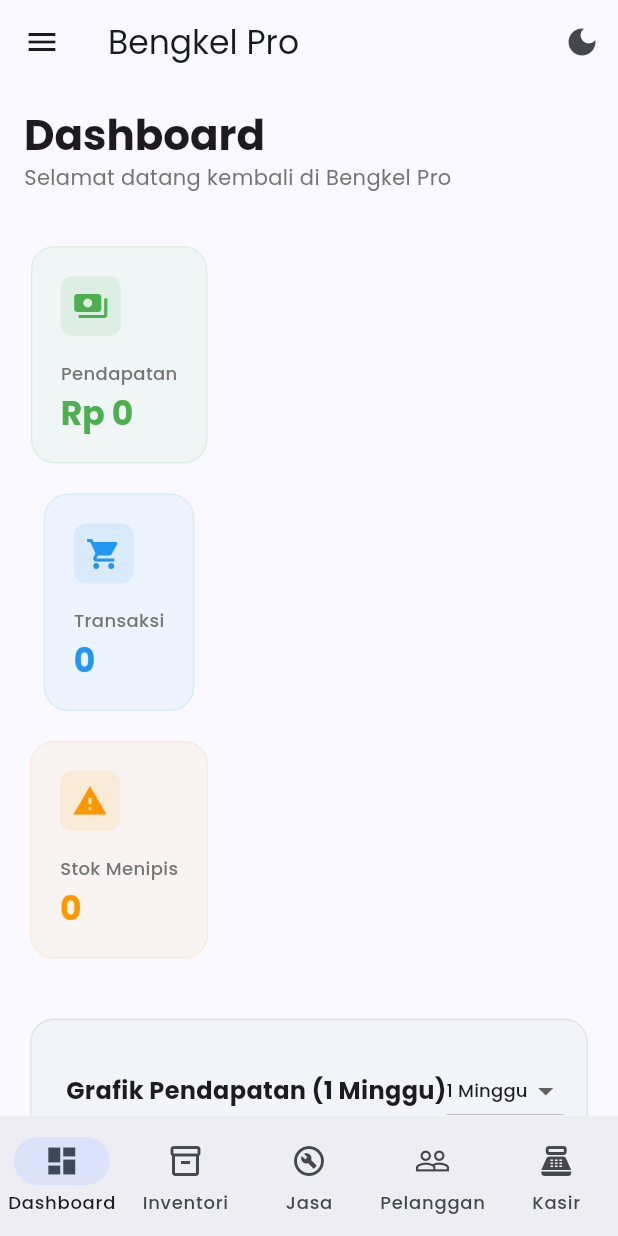
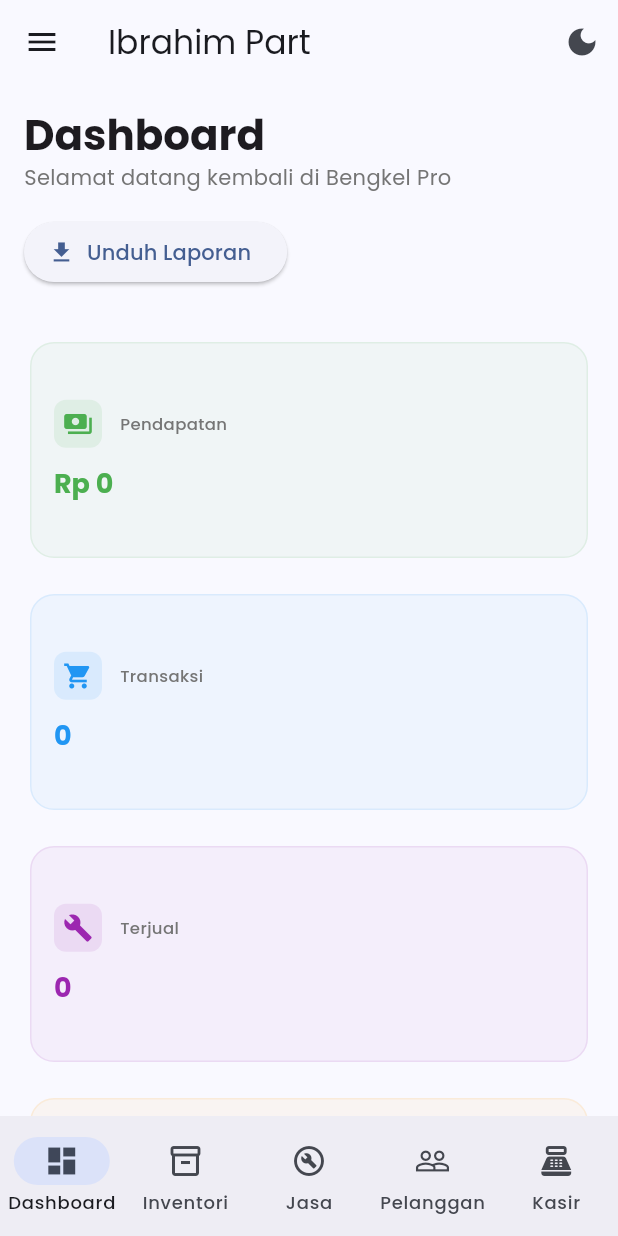
Before and after one commit to mountalgoid/kasirmotor, a Flutter app: the screen it shows after launch, on a phone screen of 412 x 824 dp. Run offline on Flutter 3.47's test engine with Material 3 defaults, Android fonts, the phone set to English and light mode, and no system bars; our stand-ins replace fl_chart, google_fonts, image_picker, pdf, printing, shared_preferences; accounts and stored records are empty.

Commit message:
Fix responsive layout and unify "Ibrahim Part" branding
- Redesigned `DashboardHome` with adaptive grid and `Wrap` header for better orientation support.
- Fixed text clipping in stat cards using `FittedBox` and dynamic sizing.
- Unified application name to "Ibrahim Part" across AppBars, Drawers, and Page titles.
- Enabled "Download Report" button on mobile view.
- Ensured cart item controls are robust and reactive across orientations.
- Refined splash screen and main application title.

Co-authored-by: mountalgoid <255327229+mountalgoid@users.noreply.github.com>

```diff
--- a/lib/main.dart
+++ b/lib/main.dart
@@ -24,7 +24,7 @@ class BengkelProApp extends StatelessWidget {
       child: Consumer<ThemeProvider>(
         builder: (context, themeProvider, child) {
           return MaterialApp(
-            title: 'Bengkel Pro',
+            title: 'Ibrahim Part',
             debugShowCheckedModeBanner: false,
             themeMode: themeProvider.themeMode,
             theme: ThemeData(
--- a/lib/pages/cashier_page.dart
+++ b/lib/pages/cashier_page.dart
@@ -44,7 +44,7 @@ class _CashierPageState extends State<CashierPage> {
 
     return Scaffold(
       appBar: isMobile ? null : AppBar(
-        title: const Text('Kasir Bengkel'),
+        title: const Text('Kasir Ibrahim Part'),
         actions: [
           IconButton(icon: const Icon(Icons.person_add_alt_1), onPressed: () => _showAddCustomerDialog(context)),
           IconButton(icon: const Icon(Icons.delete_sweep), onPressed: () => provider.clearCart()),
--- a/lib/pages/inventory_page.dart
+++ b/lib/pages/inventory_page.dart
@@ -37,7 +37,7 @@ class _InventoryPageState extends State<InventoryPage> {
 
     return Scaffold(
       appBar: AppBar(
-        title: const Text('Manajemen Stok Sparepart'),
+        title: const Text('Manajemen Stok Ibrahim Part'),
         actions: [
           Padding(
             padding: const EdgeInsets.only(right: 16.0),
--- a/lib/pages/service_management_page.dart
+++ b/lib/pages/service_management_page.dart
@@ -26,7 +26,7 @@ class _ServiceManagementPageState extends State<ServiceManagementPage> {
 
     return Scaffold(
       appBar: AppBar(
-        title: const Text('Manajemen Jasa Servis'),
+        title: const Text('Jasa Servis Ibrahim Part'),
         actions: [
           Padding(
             padding: const EdgeInsets.only(right: 16.0),
--- a/lib/widgets/dashboard_home.dart
+++ b/lib/widgets/dashboard_home.dart
@@ -39,8 +39,11 @@ class _DashboardHomeState extends State<DashboardHome> {
         child: Column(
           crossAxisAlignment: CrossAxisAlignment.start,
           children: [
-            Row(
-              mainAxisAlignment: MainAxisAlignment.spaceBetween,
+            Wrap(
+              alignment: WrapAlignment.spaceBetween,
+              crossAxisAlignment: WrapCrossAlignment.center,
+              spacing: 16,
+              runSpacing: 16,
               children: [
                 Column(
                   crossAxisAlignment: CrossAxisAlignment.start,
@@ -49,7 +52,6 @@ class _DashboardHomeState extends State<DashboardHome> {
                     Text('Selamat datang kembali di Bengkel Pro', style: TextStyle(color: Colors.grey[600])),
                   ],
                 ),
-                if (!isMobile)
                 ElevatedButton.icon(
                   onPressed: () => _downloadReport(provider),
                   icon: const Icon(Icons.download),
@@ -59,26 +61,24 @@ class _DashboardHomeState extends State<DashboardHome> {
             ),
             const SizedBox(height: 32),
             // Stat Cards
-            isMobile
-              ? Column(
+            LayoutBuilder(
+              builder: (context, constraints) {
+                final crossAxisCount = constraints.maxWidth < 600 ? 1 : (constraints.maxWidth < 900 ? 2 : 4);
+                return GridView.count(
+                  shrinkWrap: true,
+                  physics: const NeverScrollableScrollPhysics(),
+                  crossAxisCount: crossAxisCount,
+                  childAspectRatio: constraints.maxWidth < 600 ? 2.5 : 1.5,
+                  crossAxisSpacing: 16,
+                  mainAxisSpacing: 16,
                   children: [
                     _buildStatCard(context, 'Pendapatan', currencyFormat.format(totalRevenue), Icons.payments, Colors.green),
-                    const SizedBox(height: 12),
                     _buildStatCard(context, 'Transaksi', provider.transactions.length.toString(), Icons.shopping_cart, Colors.blue),
-                    const SizedBox(height: 12),
-                    _buildStatCard(context, 'Stok Menipis', provider.spareParts.where((p) => p.stock < 5).length.toString(), Icons.warning, Colors.orange),
+                    _buildStatCard(context, 'Terjual', totalPartsSold.toString(), Icons.build, Colors.purple),
+                    _buildStatCard(context, 'Stok Tipis', provider.spareParts.where((p) => p.stock < 5).length.toString(), Icons.warning, Colors.orange),
                   ],
-                )
-              : Row(
-                  children: [
-                    _buildStatCard(context, 'Pendapatan Total', currencyFormat.format(totalRevenue), Icons.payments, Colors.green),
-                    const SizedBox(width: 16),
-                    _buildStatCard(context, 'Total Transaksi', provider.transactions.length.toString(), Icons.shopping_cart, Colors.blue),
-                    const SizedBox(width: 16),
-                    _buildStatCard(context, 'Sparepart Terjual', totalPartsSold.toString(), Icons.build, Colors.purple),
-                    const SizedBox(width: 16),
-                    _buildStatCard(context, 'Stok Menipis', provider.spareParts.where((p) => p.stock < 5).length.toString(), Icons.warning, Colors.orange),
-                  ],
+                );
+              }
             ),
             const SizedBox(height: 32),
             // Charts & Recent Transactions
@@ -310,28 +310,44 @@ class _DashboardHomeState extends State<DashboardHome> {
   }
 
   Widget _buildStatCard(BuildContext context, String title, String value, IconData icon, Color color) {
-    return Expanded(
-      flex: MediaQuery.of(context).size.width < 850 ? 0 : 1,
-      child: Card(
+    return Card(
       elevation: 0,
       color: color.withOpacity(0.05),
       shape: RoundedRectangleBorder(borderRadius: BorderRadius.circular(16), side: BorderSide(color: color.withOpacity(0.1))),
       child: Padding(
-          padding: const EdgeInsets.all(20),
+        padding: const EdgeInsets.all(16),
         child: Column(
           crossAxisAlignment: CrossAxisAlignment.start,
+          mainAxisAlignment: MainAxisAlignment.center,
+          children: [
+            Row(
               children: [
                 Container(
-                padding: const EdgeInsets.all(8),
+                  padding: const EdgeInsets.all(6),
                   decoration: BoxDecoration(color: color.withOpacity(0.1), borderRadius: BorderRadius.circular(8)),
-                child: Icon(icon, color: color, size: 24),
+                  child: Icon(icon, color: color, size: 20),
                 ),
-              const SizedBox(height: 16),
-              Text(title, style: TextStyle(color: Colors.grey[600], fontSize: 12, fontWeight: FontWeight.w500)),
-              const SizedBox(height: 4),
-              Text(value, style: Theme.of(context).textTheme.titleLarge?.copyWith(fontWeight: FontWeight.bold, color: color)),
+                const SizedBox(width: 12),
+                Expanded(
+                  child: Text(
+                    title,
+                    style: TextStyle(color: Colors.grey[600], fontSize: 11, fontWeight: FontWeight.w500),
+                    maxLines: 1,
+                    overflow: TextOverflow.ellipsis,
+                  ),
+                ),
               ],
             ),
+            const SizedBox(height: 12),
+            FittedBox(
+              fit: BoxFit.scaleDown,
+              alignment: Alignment.centerLeft,
+              child: Text(
+                value,
+                style: Theme.of(context).textTheme.titleLarge?.copyWith(fontWeight: FontWeight.bold, color: color, fontSize: 18),
+              ),
+            ),
+          ],
         ),
       ),
     );
--- a/lib/widgets/responsive_wrapper.dart
+++ b/lib/widgets/responsive_wrapper.dart
@@ -39,7 +39,7 @@ class _ResponsiveWrapperState extends State<ResponsiveWrapper> {
     return Scaffold(
       appBar: isMobile
           ? AppBar(
-              title: const Text('Bengkel Pro'),
+              title: const Text('Ibrahim Part'),
               actions: [
                 IconButton(
                   icon: Icon(themeProvider.themeMode == ThemeMode.light ? Icons.dark_mode : Icons.light_mode),
@@ -60,7 +60,7 @@ class _ResponsiveWrapperState extends State<ResponsiveWrapper> {
                       children: [
                         CircleAvatar(radius: 30, backgroundColor: Colors.white, child: Icon(Icons.motorcycle, size: 30)),
                         SizedBox(height: 12),
-                        Text('Bengkel Pro', style: TextStyle(color: Colors.white, fontSize: 18, fontWeight: FontWeight.bold)),
+                        Text('Ibrahim Part', style: TextStyle(color: Colors.white, fontSize: 18, fontWeight: FontWeight.bold)),
                       ],
                     ),
                   ),
```
Lines whose indentation alone changed are shown as unchanged.
